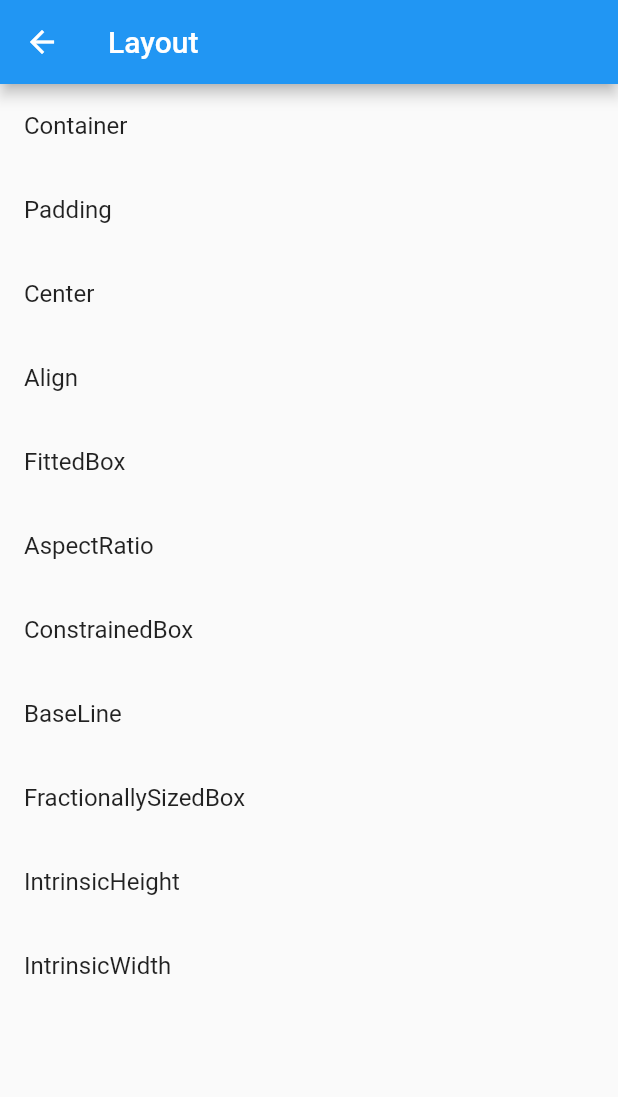
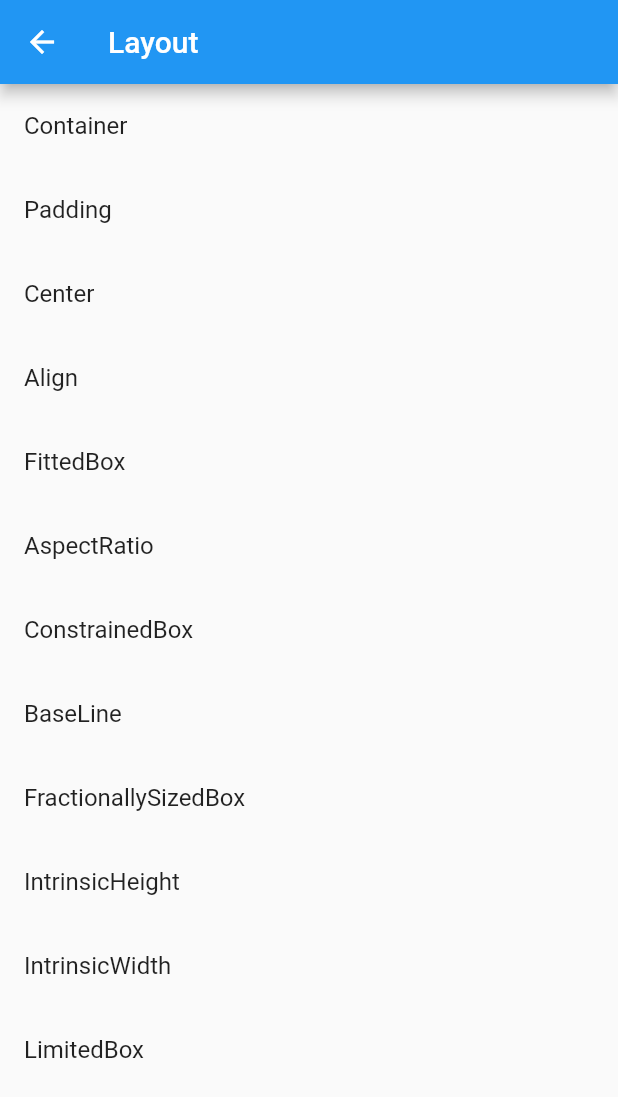
Before and after one commit to bakhtiararifinid/flutter-widgets, a Flutter app: the screen it shows after launch, after a tap on "Layout", on a phone screen of 412 x 824 dp. Shown: the top 1097 px of the screen. Run offline on Flutter 3.47's test engine with Material 2 defaults, Android fonts, the phone set to English and light mode, and no system bars.

Commit message:
limited box page

```diff
--- a/lib/src/App.dart
+++ b/lib/src/App.dart
@@ -18,6 +18,7 @@ import 'package:flutter_widgets/src/pages/image_page.dart';
 import 'package:flutter_widgets/src/pages/intrinsic_height_page.dart';
 import 'package:flutter_widgets/src/pages/intrinsic_width_page.dart';
 import 'package:flutter_widgets/src/pages/layout_page.dart';
+import 'package:flutter_widgets/src/pages/limited_box_page.dart';
 import 'package:flutter_widgets/src/pages/material_page.dart';
 import 'package:flutter_widgets/src/pages/padding_page.dart';
 import 'package:flutter_widgets/src/pages/placeholder_page.dart';
@@ -58,6 +59,7 @@ class App extends StatelessWidget {
         '/fractionally-sized-box': (context) => FractionallySizedBoxPage(),
         '/intrinsic-height': (context) => IntrinsicHeightPage(),
         '/intrinsic-width': (context) => IntrinsicWidthPage(),
+        '/limited-box': (context) => LimitedBoxPage(),
         '/material-design': (context) => MaterialDesignPage(),
         '/scaffold': (context) => ScaffoldPage(),
         '/appbar': (context) => AppBarPage(),
--- a/lib/src/pages/layout_page.dart
+++ b/lib/src/pages/layout_page.dart
@@ -53,6 +53,10 @@ class LayoutPage extends StatelessWidget {
             title: Text('IntrinsicWidth'),
             onTap: () => Navigator.of(context).pushNamed('/intrinsic-width'),
           ),
+          ListTile(
+            title: Text('LimitedBox'),
+            onTap: () => Navigator.of(context).pushNamed('/limited-box'),
+          ),
         ],
       ),
     );
```
Also changed, not shown: lib/src/pages/limited_box_page.dart (added, +22 -0 lines).
